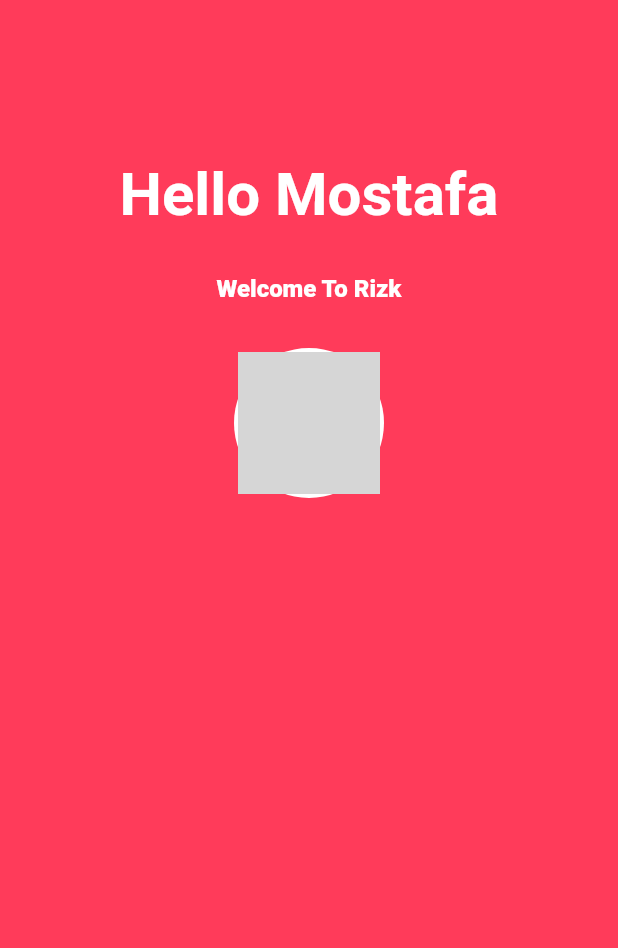
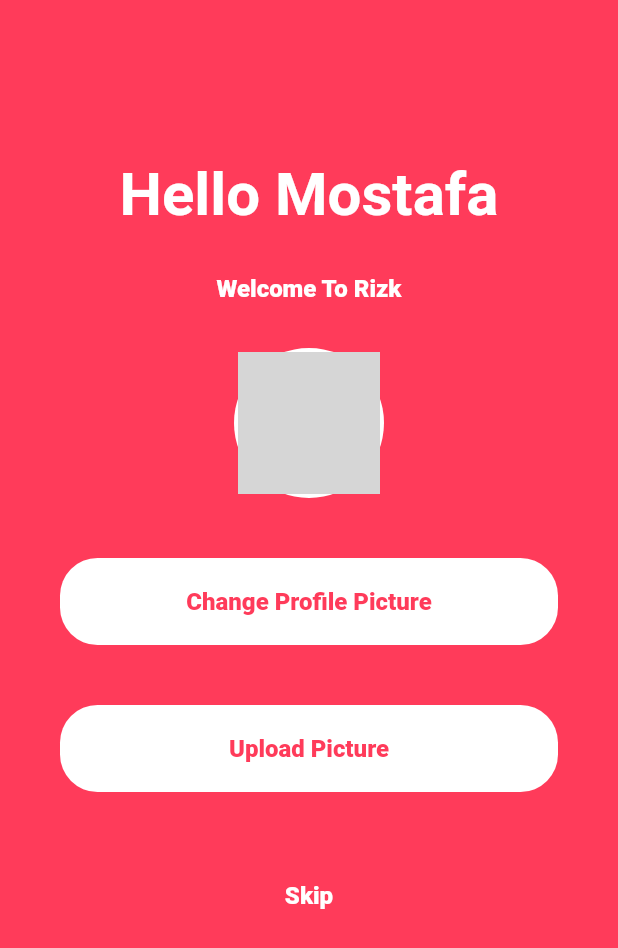
Before and after one commit to mostafamoh176/Rizk, a Flutter app: the screen it shows after launch, on a phone screen of 412 x 824 dp. Shown: the top 948 px of the screen. Run offline on Flutter 3.47's test engine with Material 2 defaults, Android fonts, the light colour scheme and no system bars; our stand-ins replace bloc, dio, flutter_bloc, pin_code_fields, shared_preferences; Roboto replaces fonts that are missing (Montserrat); grey boxes are pictures that could not be loaded.

Commit message:
third commit

```diff
--- a/lib/features/welcome_screen/responsive_platform/mob_view.dart
+++ b/lib/features/welcome_screen/responsive_platform/mob_view.dart
@@ -1,6 +1,7 @@
 import 'package:flutter/material.dart';
 import 'package:shanta/constant/color_manager.dart';
 import 'package:shanta/constant/style_manager.dart';
+import 'package:shanta/features/splash/units/SplashViewUnits.dart';
 
 class WelcomeView extends StatelessWidget {
   const WelcomeView({Key? key}) : super(key: key);
@@ -36,7 +37,9 @@
             ),
             textAlign: TextAlign.center,
           ),
-          SizedBox(height:30 ,),
+          SizedBox(
+            height: 30,
+          ),
           CircleAvatar(
             backgroundColor: ColorManager.white,
             radius: 50,
@@ -49,6 +52,49 @@
               ),
             ),
           ),
+          SizedBox(
+            height: 20,
+          ),
+          Padding(
+            padding: const EdgeInsets.only(
+              top: 20,
+              bottom: 20,
+              right: 40,
+              left: 40,
+            ),
+            child: DefaultInkwellButton(
+              B_name: "Change Profile Picture",
+              C_color: ColorManager.white,
+              T_color: ColorManager.primary,
+            ),
+          ),
+          Padding(
+            padding: const EdgeInsets.only(
+              top: 20,
+              bottom: 20,
+              right: 40,
+              left: 40,
+            ),
+            child: DefaultInkwellButton(
+              B_name: "Upload Picture",
+              C_color: ColorManager.white,
+              T_color: ColorManager.primary,
+            ),
+          ),
+          Padding(
+            padding: const EdgeInsets.only(
+              top: 20,
+              bottom: 20,
+              right: 40,
+              left: 40,
+            ),
+            child: DefaultInkwellButton(
+              B_name: "Skip",
+              C_color: ColorManager.primary,
+              T_color: ColorManager.white,
+            ),
+          )
+
         ],
       ),
     );
```
